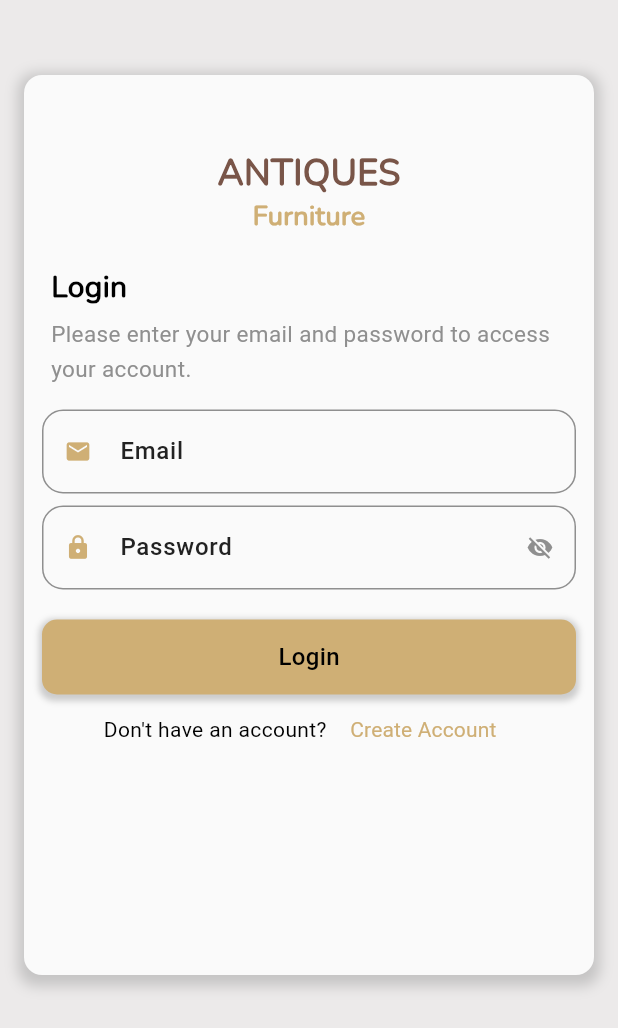
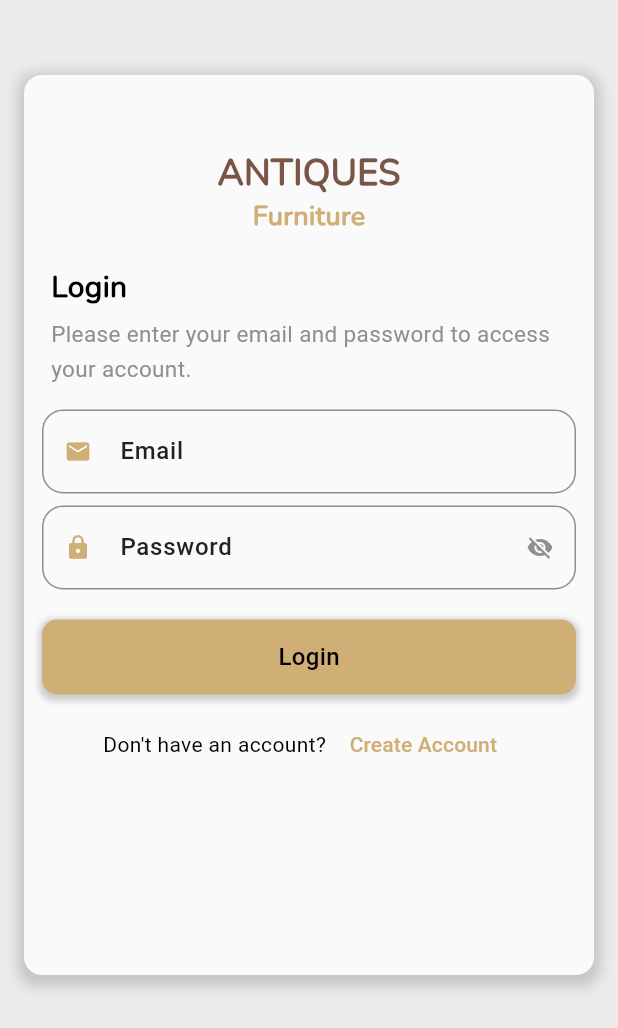
Before and after one commit to ZunairaMughal24/Flutter-Lab, a Flutter app: the screen it shows after launch, after a tap on "Sign Up", after a tap on "Sign In", on a phone screen of 412 x 824 dp. Shown: the top 1028 px of the screen. Run offline on Flutter 3.47's test engine with Material 3 defaults, Android fonts, the phone set to English and light mode, and no system bars; our stand-ins replace bloc, equatable, firebase_core, flutter_bloc, go_router; accounts and stored records are empty.

Commit message:
`Refactor login and sign up screens to center AuthCard and adjust layout`

```diff
--- a/lib/features/authentication/login/presentation/screens/login_screen.dart
+++ b/lib/features/authentication/login/presentation/screens/login_screen.dart
@@ -45,6 +45,7 @@ class _SignInScreenState extends State<SignInScreen> {
   Widget build(BuildContext context) {
     return Scaffold(
       body: SingleChildScrollView(
+        child: Center(
           child: AuthCard(
             child: Form(
               key: _formKey,
@@ -120,7 +121,7 @@ class _SignInScreenState extends State<SignInScreen> {
                   ),
                   20.heightBox,
                   PrimaryButton(text: 'Login', onTap: _submit),
-
+                  10.heightBox,
                   Row(
                     mainAxisSize: MainAxisSize.min,
                     mainAxisAlignment: MainAxisAlignment.center,
@@ -140,6 +141,7 @@ class _SignInScreenState extends State<SignInScreen> {
                           'Create Account',
                           style: AppTextTheme.bodyMedium(
                             color: AppColors.primaryColor,
+                            weight: FontWeight.w500,
                           ).copyWith(fontSize: 14),
                         ),
                       ),
@@ -150,6 +152,7 @@ class _SignInScreenState extends State<SignInScreen> {
             ),
           ).pOnly(left: 16, right: 16, top: 50).safeArea(),
         ),
+      ),
     );
   }
 }
--- a/lib/features/authentication/sign_up/presentation/screens/sign_up_screen.dart
+++ b/lib/features/authentication/sign_up/presentation/screens/sign_up_screen.dart
@@ -44,6 +44,7 @@ class _SignUpScreenState extends State<SignUpScreen> {
   Widget build(BuildContext context) {
     return Scaffold(
       body: SingleChildScrollView(
+        child: Center(
           child: AuthCard(
             child: Form(
               key: _formKey,
@@ -127,9 +128,8 @@ class _SignUpScreenState extends State<SignUpScreen> {
                   ),
                   20.heightBox,
                   PrimaryButton(text: 'Sign Up', onTap: _submit),
-
+                  10.heightBox,
                   Row(
-
                     mainAxisSize: MainAxisSize.min,
                     mainAxisAlignment: MainAxisAlignment.center,
                     children: [
@@ -151,6 +151,7 @@ class _SignUpScreenState extends State<SignUpScreen> {
                           'Sign In',
                           style: AppTextTheme.bodyMedium(
                             color: AppColors.primaryColor,
+                            weight: FontWeight.w500,
                           ).copyWith(fontSize: 14),
                         ),
                       ),
@@ -161,6 +162,7 @@ class _SignUpScreenState extends State<SignUpScreen> {
             ),
           ).pOnly(left: 16, right: 16, top: 50).safeArea(),
         ),
+      ),
     );
   }
 }
--- a/lib/widgets/primary_textFeild.dart
+++ b/lib/widgets/primary_textFeild.dart
@@ -81,7 +81,9 @@ class PrimaryTextField extends StatelessWidget {
       crossAxisAlignment: CrossAxisAlignment.start,
       children: [
         TextFormField(
-          style: AppTextTheme.bodyMedium(color: textColor ?? AppColors.white),
+          style: AppTextTheme.bodyMedium(
+            color: textColor ?? AppColors.blackColor,
+          ),
           autofocus: autoFocus,
           readOnly: !enabled || onTap != null,
           onTap: onTap,
```
Lines whose indentation alone changed are shown as unchanged.
